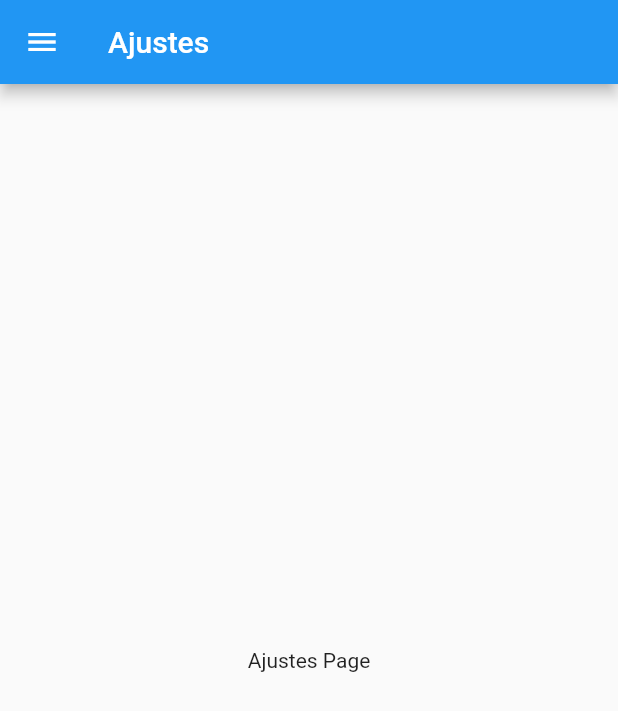
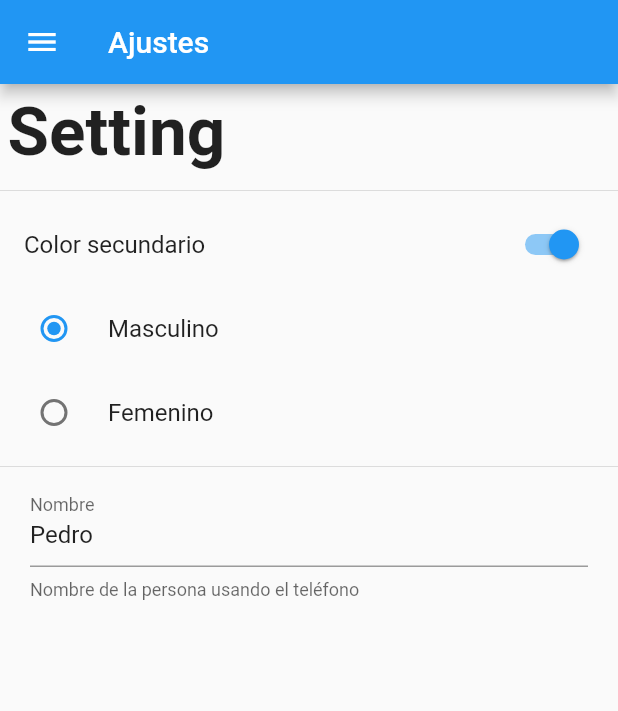
Before and after one commit to kkevin7/preferencias_user_app, a Flutter app: the SettingPage screen opened by its route, on a phone screen of 412 x 824 dp. Shown: the top 711 px of the screen. Run offline on Flutter 3.47's test engine with Material 2 defaults, Android fonts, the phone set to English and light mode, and no system bars.

Commit message:
Adding components to extorage the information

```diff
--- a/lib/src/page/setting_page.dart
+++ b/lib/src/page/setting_page.dart
@@ -1,9 +1,27 @@
 import 'package:flutter/material.dart';
 import 'package:preferencias_user_app/src/widgets/menu_widget.dart';
 
-class SettingPage extends StatelessWidget {
+class SettingPage extends StatefulWidget {
 
   static final String routeName = 'setting';
+
+  @override
+  _SettingPageState createState() => _SettingPageState();
+}
+
+class _SettingPageState extends State<SettingPage> {
+
+  bool _colorSecundario = true;
+  int _genero = 1;
+  String _nombre = 'Pedro';
+
+  TextEditingController _textController;
+
+  @override
+  void initState() {
+    _textController = new TextEditingController(text: _nombre);
+    super.initState();
+  }
 
   @override
   Widget build(BuildContext context) {
@@ -13,7 +31,60 @@ class SettingPage extends StatelessWidget {
       ),
       drawer: MenuWidget(),
       body: Center(
-        child: Text('Ajustes Page'),
+        child: ListView(
+          children: <Widget>[
+            Container(
+              padding: EdgeInsets.all(5.0),
+              child: Text('Setting', style: TextStyle(fontSize: 45.0, fontWeight: FontWeight.bold),),
+            ),
+            Divider(),
+            SwitchListTile(
+              value: _colorSecundario,
+              title: Text('Color secundario'),
+              onChanged: (value){
+                setState(() {
+                  _colorSecundario = value;
+                });
+              },
+            ),
+            RadioListTile(
+              value: 1,
+              title: Text('Masculino'),
+              groupValue: _genero,
+              onChanged: (value){
+                setState(() {
+                  _genero = value;
+                });
+              },
+            ),
+            RadioListTile(
+              value: 2,
+              title: Text('Femenino'),
+              groupValue: _genero,
+              onChanged: (value){
+                setState(() {
+                  _genero = value;
+                });
+              },
+            ),
+            Divider(),
+            Container(
+              padding: EdgeInsets.symmetric(horizontal: 20.0),
+              child: TextField(
+                controller: _textController,
+                decoration: InputDecoration(
+                  labelText: 'Nombre',
+                  helperText: 'Nombre de la persona usando el teléfono'
+                ),
+                onChanged: (value){
+                  setState(() {
+                    _nombre = value;
+                  });
+                },
+              ),
+            )
+          ],
+        ),
       )
     );
   }
```
